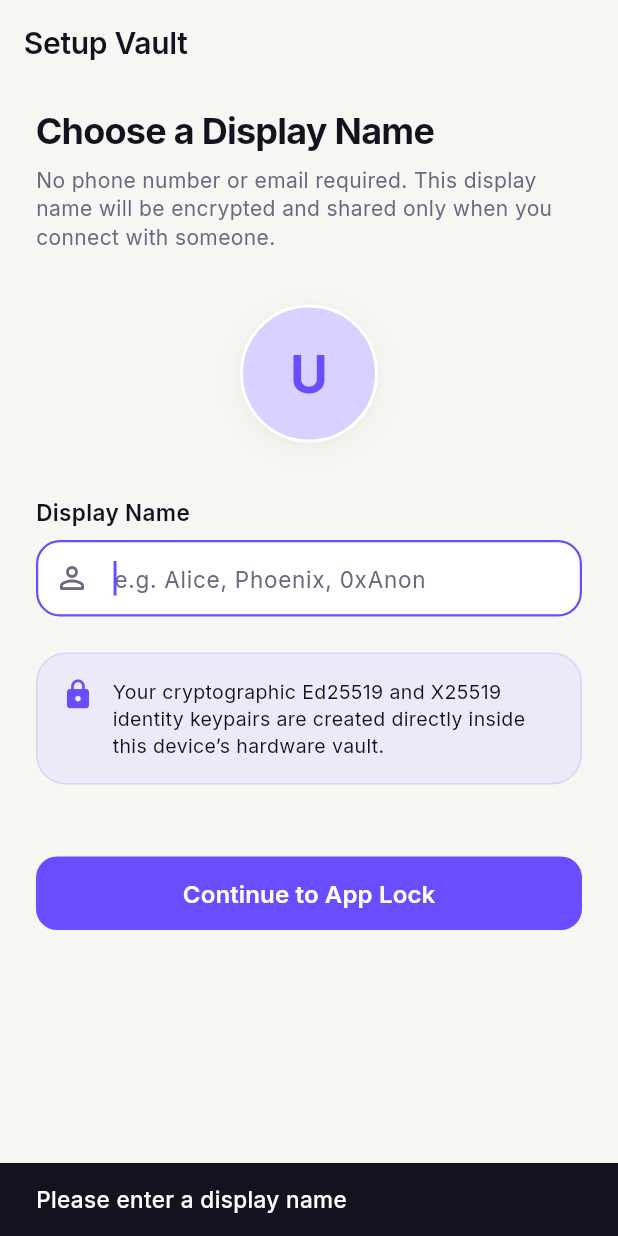
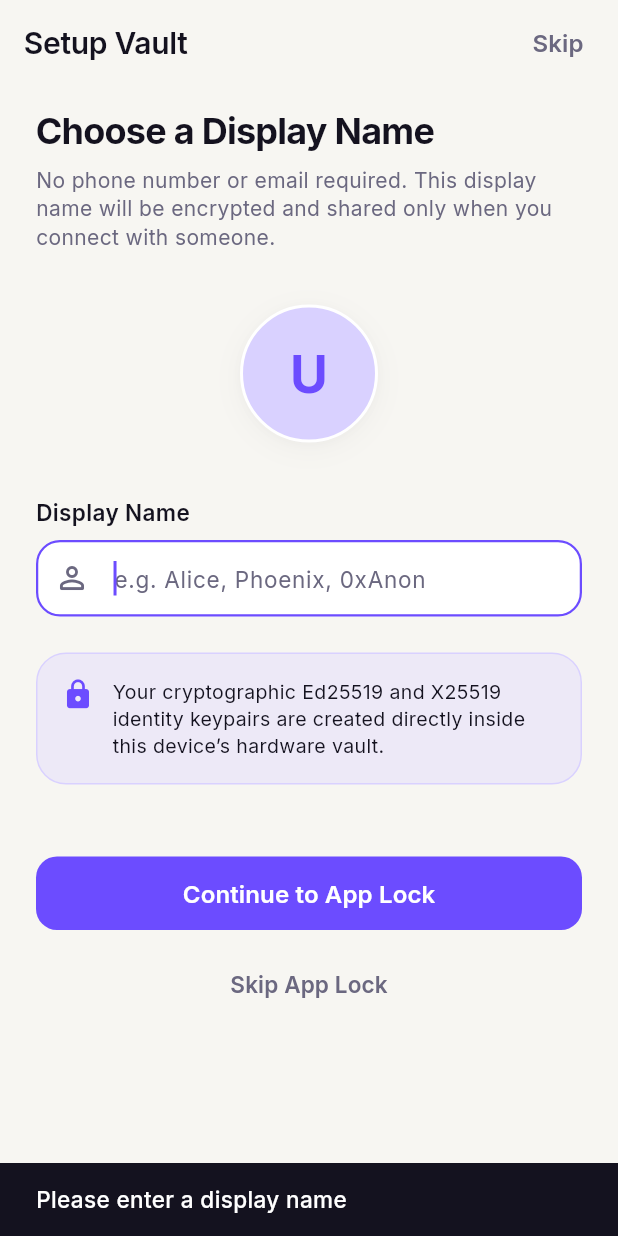
Before and after one commit to testrq0173-spec/secure-chat, a Flutter app: the CreateProfileScreen screen opened by its route, after a tap on "Continue to App Lock", on a phone screen of 412 x 824 dp. Run offline on Flutter 3.47's test engine with Material 3 defaults, Android fonts, the phone set to English and light mode, and no system bars; our stand-ins replace cloud_firestore, file_picker, firebase_core, flutter_local_notifications, flutter_riverpod, flutter_secure_storage and 8 more; missing offline and left inert: cryptography, flutter_background_service, mobile_scanner, record; accounts and stored records are empty.

Commit message:
feat: add Skip App Lock and Continue to App Lock options during onboarding

```diff
--- a/lib/features/profile/create_profile_screen.dart
+++ b/lib/features/profile/create_profile_screen.dart
@@ -23,7 +23,7 @@ class _CreateProfileScreenState extends ConsumerState<CreateProfileScreen> {
     super.dispose();
   }
 
-  Future<void> _createProfile() async {
+  Future<void> _createProfile({bool skipLock = false}) async {
     final name = _nameController.text.trim();
     if (name.isEmpty) {
       ScaffoldMessenger.of(context).showSnackBar(
@@ -42,7 +42,11 @@ class _CreateProfileScreenState extends ConsumerState<CreateProfileScreen> {
       await chatRepo.getOrCreateSavedNotes();
 
       if (!mounted) return;
-      context.go('/set-lock');
+      if (skipLock) {
+        context.go('/home');
+      } else {
+        context.go('/set-lock');
+      }
     } catch (e) {
       if (!mounted) return;
       ScaffoldMessenger.of(context).showSnackBar(
@@ -59,6 +63,19 @@ class _CreateProfileScreenState extends ConsumerState<CreateProfileScreen> {
       backgroundColor: AppColors.paper,
       appBar: AppBar(
         title: const Text('Setup Vault'),
+        actions: [
+          TextButton(
+            onPressed: _isLoading ? null : () => _createProfile(skipLock: true),
+            child: Text(
+              'Skip',
+              style: AppTypography.button.copyWith(
+                color: AppColors.grey500,
+                fontWeight: FontWeight.w600,
+              ),
+            ),
+          ),
+          const SizedBox(width: 8),
+        ],
       ),
       body: SafeArea(
         child: SingleChildScrollView(
@@ -140,11 +157,11 @@ class _CreateProfileScreenState extends ConsumerState<CreateProfileScreen> {
 
               const SizedBox(height: 48),
 
-              // Submit Button
+              // Submit Buttons
               SizedBox(
                 width: double.infinity,
                 child: ElevatedButton(
-                  onPressed: _isLoading ? null : _createProfile,
+                  onPressed: _isLoading ? null : () => _createProfile(skipLock: false),
                   child: _isLoading
                       ? const SizedBox(
                           width: 22,
@@ -154,6 +171,21 @@ class _CreateProfileScreenState extends ConsumerState<CreateProfileScreen> {
                       : const Text('Continue to App Lock'),
                 ),
               ),
+              const SizedBox(height: 12),
+              SizedBox(
+                width: double.infinity,
+                child: TextButton(
+                  onPressed: _isLoading ? null : () => _createProfile(skipLock: true),
+                  child: Text(
+                    'Skip App Lock',
+                    style: AppTypography.button.copyWith(
+                      color: AppColors.grey500,
+                      fontWeight: FontWeight.w600,
+                      fontSize: 15,
+                    ),
+                  ),
+                ),
+              ),
             ],
           ),
         ),
```
